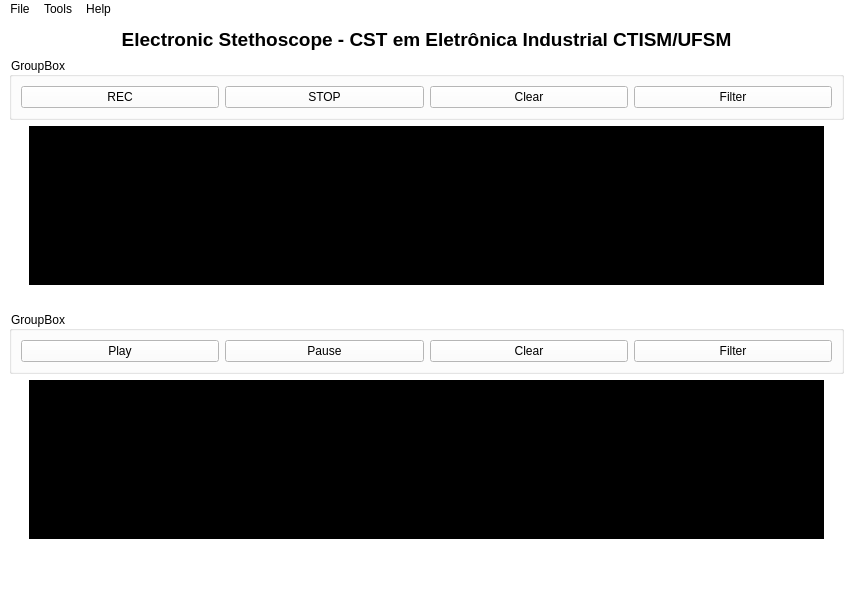
Qt form main.ui (Tarsisnbs/App_Estetoscopio) before a commit.
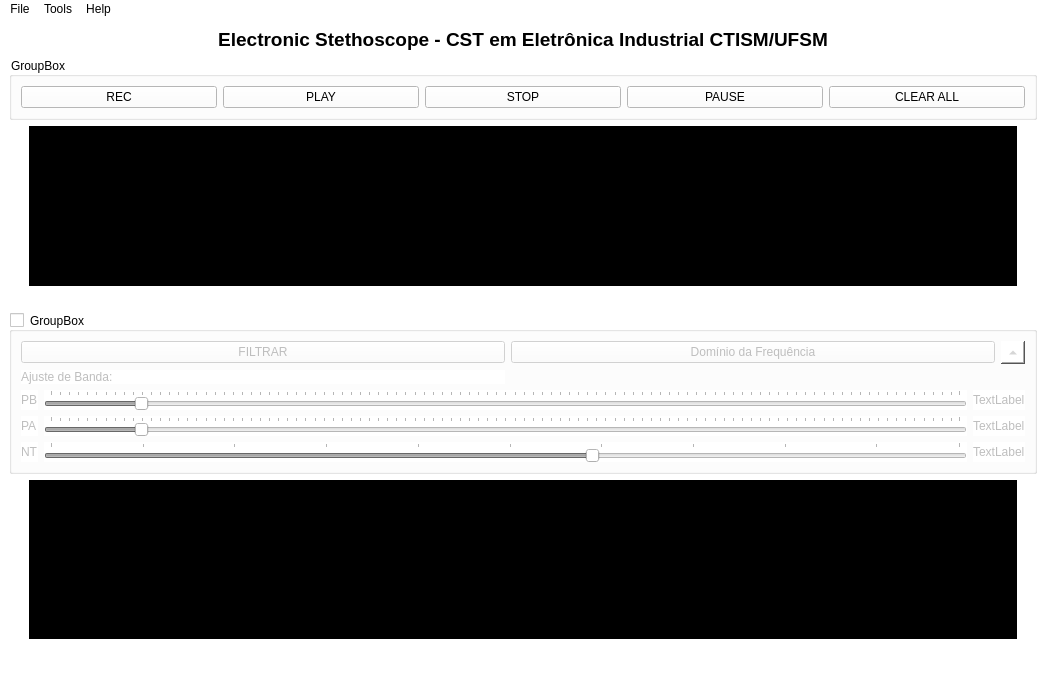
The same form after that commit.

The edit to the form file:
```diff
--- a/main.ui
+++ b/main.ui
@@ -6,8 +6,8 @@
    <rect>
     <x>0</x>
     <y>0</y>
-    <width>853</width>
-    <height>590</height>
+    <width>1046</width>
+    <height>690</height>
    </rect>
   </property>
   <property name="cursor">
@@ -66,24 +66,31 @@
          </property>
         </widget>
        </item>
+       <item row="0" column="3">
+        <widget class="QPushButton" name="pauseButton">
+         <property name="text">
+          <string>PAUSE</string>
+         </property>
+        </widget>
+       </item>
        <item row="0" column="1">
-        <widget class="QPushButton" name="pushButton_2">
+        <widget class="QPushButton" name="playButton">
+         <property name="text">
+          <string>PLAY</string>
+         </property>
+        </widget>
+       </item>
+       <item row="0" column="2">
+        <widget class="QPushButton" name="stopButton">
          <property name="text">
           <string>STOP</string>
          </property>
         </widget>
        </item>
-       <item row="0" column="2">
-        <widget class="QPushButton" name="pushButton_3">
+       <item row="0" column="4">
+        <widget class="QPushButton" name="clearButton">
          <property name="text">
-          <string>Clear</string>
-         </property>
-        </widget>
-       </item>
-       <item row="0" column="3">
-        <widget class="QPushButton" name="pushButton_4">
-         <property name="text">
-          <string>Filter</string>
+          <string>CLEAR ALL</string>
          </property>
         </widget>
        </item>
@@ -159,42 +166,6 @@
        <string notr="true">
 background-color: rgb(255, 255, 255);</string>
       </property>
-      <property name="title">
-       <string>GroupBox</string>
-      </property>
-      <layout class="QGridLayout" name="gridLayout_5">
-       <item row="0" column="0">
-        <widget class="QPushButton" name="pushButton_9">
-         <property name="enabled">
-          <bool>true</bool>
-         </property>
-         <property name="text">
-          <string>Play</string>
-         </property>
-        </widget>
-       </item>
-       <item row="0" column="1">
-        <widget class="QPushButton" name="pushButton_10">
-         <property name="text">
-          <string>Pause</string>
-         </property>
-        </widget>
-       </item>
-       <item row="0" column="2">
-        <widget class="QPushButton" name="pushButton_11">
-         <property name="text">
-          <string>Clear</string>
-         </property>
-        </widget>
-       </item>
-       <item row="0" column="3">
-        <widget class="QPushButton" name="pushButton_12">
-         <property name="text">
-          <string>Filter</string>
-         </property>
-        </widget>
-       </item>
-      </layout>
      </widget>
     </item>
     <item row="4" column="0">
@@ -260,6 +231,177 @@
       </item>
      </layout>
     </item>
+    <item row="3" column="0">
+     <widget class="QGroupBox" name="groupBox_2">
+      <property name="styleSheet">
+       <string notr="true">
+background-color: rgb(255, 255, 255);</string>
+      </property>
+      <property name="title">
+       <string>GroupBox</string>
+      </property>
+      <property name="checkable">
+       <bool>true</bool>
+      </property>
+      <property name="checked">
+       <bool>false</bool>
+      </property>
+      <layout class="QGridLayout" name="gridLayout_5">
+       <item row="1" column="0">
+        <widget class="QLabel" name="label_2">
+         <property name="text">
+          <string>Ajuste de Banda:</string>
+         </property>
+        </widget>
+       </item>
+       <item row="2" column="0" colspan="3">
+        <layout class="QGridLayout" name="gridLayout_4">
+         <item row="5" column="1">
+          <widget class="QSlider" name="sliderNT">
+           <property name="minimum">
+            <number>1</number>
+           </property>
+           <property name="maximum">
+            <number>100</number>
+           </property>
+           <property name="sliderPosition">
+            <number>60</number>
+           </property>
+           <property name="orientation">
+            <enum>Qt::Horizontal</enum>
+           </property>
+           <property name="invertedAppearance">
+            <bool>false</bool>
+           </property>
+           <property name="invertedControls">
+            <bool>false</bool>
+           </property>
+           <property name="tickPosition">
+            <enum>QSlider::TicksAbove</enum>
+           </property>
+          </widget>
+         </item>
+         <item row="1" column="1">
+          <widget class="QSlider" name="sliderPB">
+           <property name="minimum">
+            <number>1</number>
+           </property>
+           <property name="maximum">
+            <number>1000</number>
+           </property>
+           <property name="sliderPosition">
+            <number>100</number>
+           </property>
+           <property name="orientation">
+            <enum>Qt::Horizontal</enum>
+           </property>
+           <property name="tickPosition">
+            <enum>QSlider::TicksAbove</enum>
+           </property>
+           <property name="tickInterval">
+            <number>10</number>
+           </property>
+          </widget>
+         </item>
+         <item row="2" column="1">
+          <widget class="QSlider" name="sliderPA">
+           <property name="minimum">
+            <number>1</number>
+           </property>
+           <property name="maximum">
+            <number>1000</number>
+           </property>
+           <property name="sliderPosition">
+            <number>100</number>
+           </property>
+           <property name="orientation">
+            <enum>Qt::Horizontal</enum>
+           </property>
+           <property name="tickPosition">
+            <enum>QSlider::TicksAbove</enum>
+           </property>
+          </widget>
+         </item>
+         <item row="1" column="0">
+          <widget class="QLabel" name="label_3">
+           <property name="text">
+            <string>PB</string>
+           </property>
+          </widget>
+         </item>
+         <item row="5" column="0">
+          <widget class="QLabel" name="label_5">
+           <property name="text">
+            <string>NT</string>
+           </property>
+          </widget>
+         </item>
+         <item row="2" column="0">
+          <widget class="QLabel" name="label_4">
+           <property name="text">
+            <string>PA</string>
+           </property>
+          </widget>
+         </item>
+         <item row="1" column="2">
+          <widget class="QLabel" name="lab_PB">
+           <property name="text">
+            <string>TextLabel</string>
+           </property>
+          </widget>
+         </item>
+         <item row="2" column="2">
+          <widget class="QLabel" name="lab_PA">
+           <property name="text">
+            <string>TextLabel</string>
+           </property>
+          </widget>
+         </item>
+         <item row="5" column="2">
+          <widget class="QLabel" name="lab_NT">
+           <property name="text">
+            <string>TextLabel</string>
+           </property>
+          </widget>
+         </item>
+        </layout>
+       </item>
+       <item row="0" column="0">
+        <widget class="QPushButton" name="pushButton_9">
+         <property name="enabled">
+          <bool>false</bool>
+         </property>
+         <property name="text">
+          <string>FILTRAR</string>
+         </property>
+        </widget>
+       </item>
+       <item row="0" column="1">
+        <widget class="QPushButton" name="freqtime_toggButon">
+         <property name="text">
+          <string>Domínio da Frequência</string>
+         </property>
+         <property name="checkable">
+          <bool>true</bool>
+         </property>
+        </widget>
+       </item>
+       <item row="0" column="2">
+        <widget class="QToolButton" name="toolButton">
+         <property name="text">
+          <string>...</string>
+         </property>
+         <property name="popupMode">
+          <enum>QToolButton::InstantPopup</enum>
+         </property>
+         <property name="arrowType">
+          <enum>Qt::UpArrow</enum>
+         </property>
+        </widget>
+       </item>
+      </layout>
+     </widget>
+    </item>
    </layout>
   </widget>
   <widget class="QMenuBar" name="menubar">
@@ -267,8 +409,8 @@
     <rect>
      <x>0</x>
      <y>0</y>
-     <width>853</width>
-     <height>21</height>
+     <width>1046</width>
+     <height>25</height>
     </rect>
    </property>
    <widget class="QMenu" name="menuFile">
```
Left out of the diff: 44 changed lines with no effect on the pictures.
